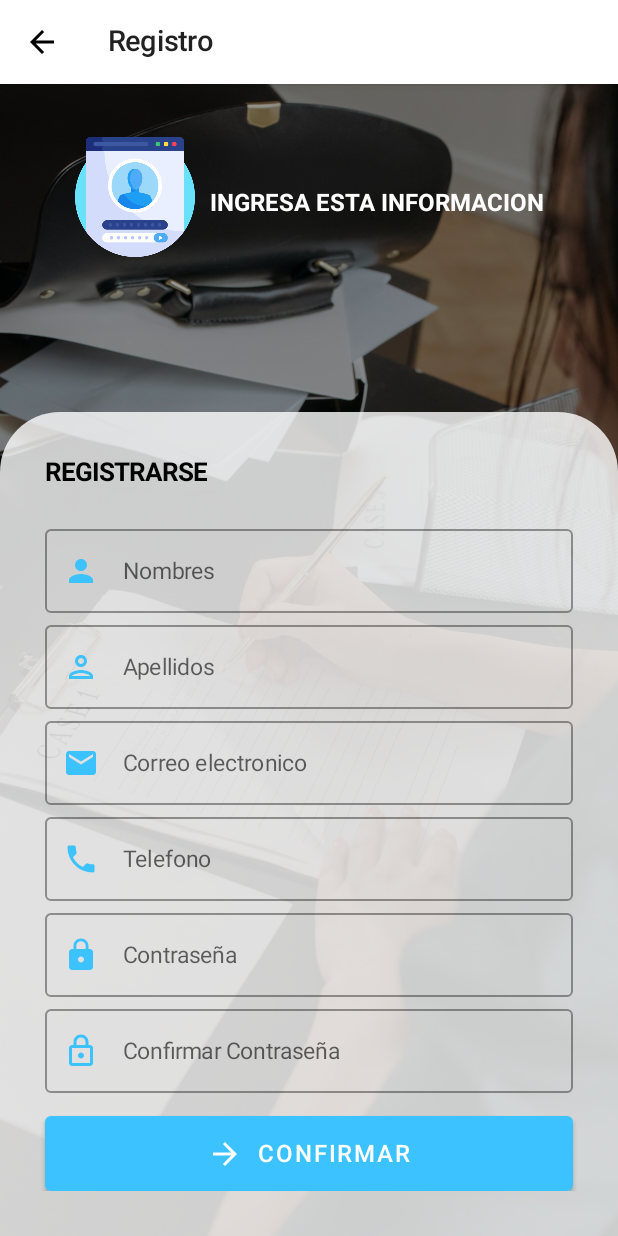
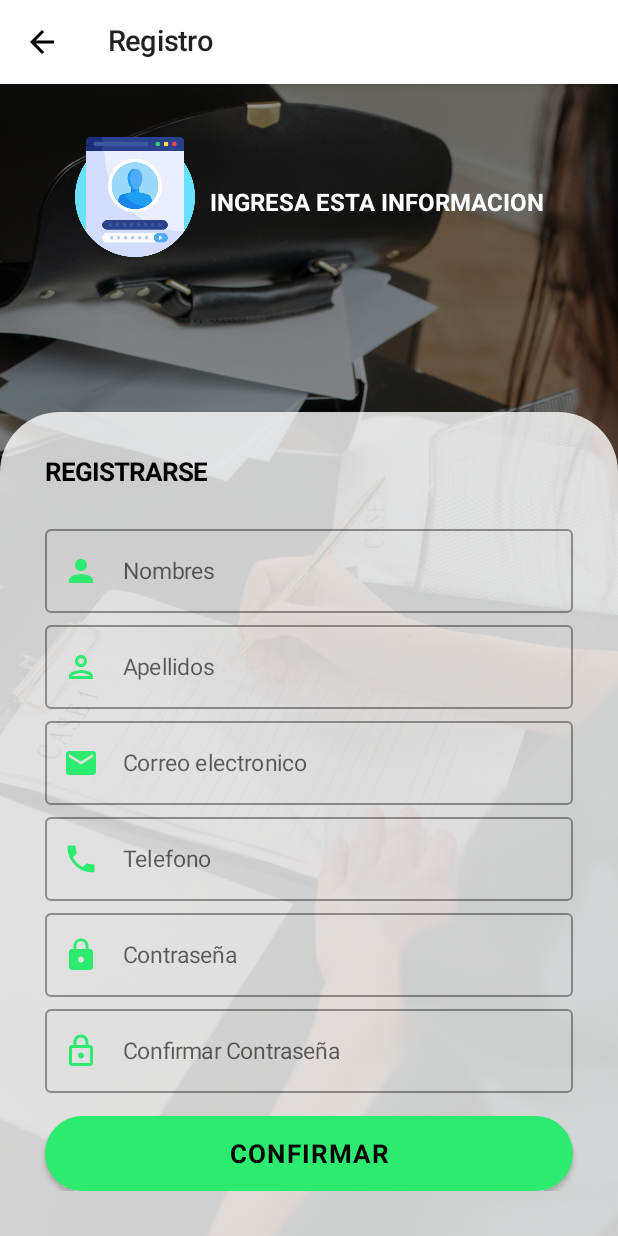
Before and after one commit to Shade7w7/Ecommerce-App-MVVM, an Android app built with Jetpack Compose: the screen it shows after launch (MainActivity), after a tap on "Registrate", on a phone screen of 412 x 824 dp. Run offline under Robolectric (Android 15) with nearby library versions, the phone set to English and light mode, and no system bars; our stand-ins replace Dagger/Hilt's generated code.

Commit message:
Se agrega el Login al proyecto

```diff
--- a/app/src/main/java/com/optic/ecommerceappmvvm/presentation/components/DefaultButton.kt
+++ b/app/src/main/java/com/optic/ecommerceappmvvm/presentation/components/DefaultButton.kt
@@ -1,6 +1,7 @@
 package com.optic.ecommerceappmvvm.presentation.components
 
 import androidx.compose.foundation.layout.*
+import androidx.compose.foundation.shape.RoundedCornerShape
 import androidx.compose.material.Button
 import androidx.compose.material.ButtonDefaults
 import androidx.compose.material.Icon
@@ -11,34 +12,30 @@ import androidx.compose.runtime.Composable
 import androidx.compose.ui.Modifier
 import androidx.compose.ui.graphics.Color
 import androidx.compose.ui.graphics.vector.ImageVector
-import androidx.compose.ui.tooling.preview.Preview
+import androidx.compose.ui.text.font.FontWeight
 import androidx.compose.ui.unit.dp
 import androidx.compose.ui.unit.sp
-import com.optic.ecommerceappmvvm.presentation.screens.auth.login.LoginScreen
-import com.optic.ecommerceappmvvm.presentation.ui.theme.Blue500
-import com.optic.ecommerceappmvvm.presentation.ui.theme.EcommerceAppMVVMTheme
+import com.optic.ecommerceappmvvm.presentation.ui.theme.Green500
 
 @Composable
 fun DefaultButton(
     modifier: Modifier,
     text: String,
     onClick: () -> Unit,
-    color: Color = Blue500,
+    color: Color = Green500,
     icon: ImageVector = Icons.Default.ArrowForward
 ) {
     Button(
         modifier = modifier.height(50.dp),
+        shape = RoundedCornerShape(40.dp),
         onClick = { onClick() },
         colors = ButtonDefaults.buttonColors(backgroundColor = color)
     ) {
-        Icon(
-            imageVector = icon,
-            contentDescription = ""
-        )
-        Spacer(modifier = Modifier.width(10.dp))
         Text(
             text = text,
-            fontSize = 16.sp
+            fontSize = 17.sp,
+            color = Color.Black,
+            fontWeight = FontWeight.Bold
         )
     }
 }
--- a/app/src/main/java/com/optic/ecommerceappmvvm/presentation/components/DefaultTextField.kt
+++ b/app/src/main/java/com/optic/ecommerceappmvvm/presentation/components/DefaultTextField.kt
@@ -1,12 +1,9 @@
 package com.optic.ecommerceappmvvm.presentation.components
 
-import androidx.compose.foundation.layout.fillMaxWidth
 import androidx.compose.foundation.text.KeyboardOptions
 import androidx.compose.material.Icon
 import androidx.compose.material.OutlinedTextField
 import androidx.compose.material.Text
-import androidx.compose.material.icons.Icons
-import androidx.compose.material.icons.filled.Email
 import androidx.compose.runtime.Composable
 import androidx.compose.ui.Modifier
 import androidx.compose.ui.graphics.vector.ImageVector
@@ -15,7 +12,7 @@ import androidx.compose.ui.text.input.PasswordVisualTransformation
 import androidx.compose.ui.text.input.VisualTransformation
 import androidx.compose.ui.unit.TextUnit
 import androidx.compose.ui.unit.sp
-import com.optic.ecommerceappmvvm.presentation.ui.theme.Blue500
+import com.optic.ecommerceappmvvm.presentation.ui.theme.Green500
 
 @Composable
 fun DefaultTextField(
@@ -44,7 +41,7 @@ fun DefaultTextField(
             Icon(
                 imageVector = icon,
                 contentDescription = "",
-                tint = Blue500
+                tint = Green500
             )
         },
         keyboardOptions = KeyboardOptions(keyboardType = keyboardType),
--- a/app/src/main/java/com/optic/ecommerceappmvvm/presentation/screens/auth/login/components/LoginContent.kt
+++ b/app/src/main/java/com/optic/ecommerceappmvvm/presentation/screens/auth/login/components/LoginContent.kt
@@ -32,6 +32,7 @@ import com.optic.ecommerceappmvvm.presentation.components.DefaultTextField
 import com.optic.ecommerceappmvvm.presentation.navigation.screen.auth.AuthScreen
 import com.optic.ecommerceappmvvm.presentation.screens.auth.login.LoginViewModel
 import com.optic.ecommerceappmvvm.presentation.ui.theme.Blue700
+import com.optic.ecommerceappmvvm.presentation.ui.theme.Green500
 
 
 @Composable
@@ -59,7 +60,7 @@ fun LoginContent(navController: NavHostController, paddingValues: PaddingValues,
             contentScale = ContentScale.Crop,
             colorFilter = ColorFilter.colorMatrix(
                 ColorMatrix().apply {
-                    setToScale(0.6f, 0.6f, 0.6f, 1f)
+                    setToScale(0.3f, 0.3f, 0.3f, 1f)
                 }
             )
         )
@@ -71,28 +72,49 @@ fun LoginContent(navController: NavHostController, paddingValues: PaddingValues,
         ) {
             Image(
                 modifier = Modifier
-                    .height(100.dp)
-                    .width(100.dp),
-                painter = painterResource(id = R.drawable.shopping_cart_blue),
+                    .height(200.dp)
+                    .width(200.dp),
+                painter = painterResource(id = R.drawable.logoagroservicios),
                 contentDescription = "Logo"
             )
             Text(
-                modifier = Modifier.padding(top = 7.dp),
-                text = "ECOMMERCE APP",
+                modifier = Modifier.padding(top = 26.dp),
+                text = "Bienvenido a",
                 fontWeight = FontWeight.Bold,
                 color = Color.White,
-                fontSize = 22.sp
+                fontSize = 26.sp
             )
+            Row(
+                modifier = Modifier
+                    .fillMaxWidth()
+                    .padding(top = 17.dp),
+                horizontalArrangement = Arrangement.Center
+            ) {
+                Text(
+                    text = "Agro",
+                    fontWeight = FontWeight.Bold,
+                    color = Color.White,
+                    fontSize = 26.sp
+                )
+                Text(
+                    modifier = Modifier.clickable { navController.navigate(route = AuthScreen.Register.route) },
+                    fontWeight = FontWeight.Bold,
+                    text = "Servicios",
+                    color = Green500,
+                    fontSize = 26.sp
+                )
+            }
             Spacer(modifier = Modifier.weight(1f))
             Card(
                 modifier = Modifier
                     .fillMaxWidth()
-                    .height(330.dp),
+                    .height(330.dp)
+                    .padding(horizontal = 10.dp),
                 shape = RoundedCornerShape(
                     topEnd = 40.dp,
                     topStart = 40.dp
                 ),
-                backgroundColor = Color.White.copy(alpha = 0.8f)
+                backgroundColor = Color.White.copy(alpha = 0.9f)
             ) {
                 Column(
                     modifier = Modifier
@@ -100,8 +122,8 @@ fun LoginContent(navController: NavHostController, paddingValues: PaddingValues,
                         .verticalScroll(rememberScrollState())
                 ) {
                     Text(
-                        modifier = Modifier.padding(bottom = 20.dp),
-                        text = "INGRESAR",
+                        modifier = Modifier.padding(bottom = 18.dp),
+                        text = "Ingresar",
                         fontWeight = FontWeight.Bold,
                         fontSize = 17.sp,
                         color = Color.Black
@@ -117,7 +139,9 @@ fun LoginContent(navController: NavHostController, paddingValues: PaddingValues,
                         keyboardType = KeyboardType.Email
                     )
                     DefaultTextField(
-                        modifier = Modifier.fillMaxWidth(),
+                        modifier = Modifier
+                            .fillMaxWidth()
+                            .padding(bottom = 10.dp),
                         value = state.password,
                         onValueChange = { text ->
                             vm.onPasswordInput(text)
@@ -132,8 +156,9 @@ fun LoginContent(navController: NavHostController, paddingValues: PaddingValues,
                         modifier = Modifier
                             .fillMaxWidth()
                             .height(50.dp),
-                        text = "LOGIN",
+                        text = "Entrar",
                         onClick = { vm.login() },
+                        color = Green500
                     )
                     Spacer(modifier = Modifier.height(10.dp))
                     Row(
@@ -143,14 +168,15 @@ fun LoginContent(navController: NavHostController, paddingValues: PaddingValues,
                         horizontalArrangement = Arrangement.Center
                     ) {
                         Text(
-//                           modifier = Modifier.padding(end = 6.dp),
-                            text = "¿No tienes cuenta?"
+                            text = "¿No tienes cuenta?",
+                            fontWeight = FontWeight.Bold
                         )
                         Spacer(modifier = Modifier.width(6.dp))
                         Text(
                             modifier = Modifier.clickable { navController.navigate(route = AuthScreen.Register.route) },
                             text = "Registrate",
-                            color = Blue700
+                            color = Green500,
+                            fontWeight = FontWeight.Bold
                         )
                     }
                 }
--- a/app/src/main/java/com/optic/ecommerceappmvvm/presentation/ui/theme/Color.kt
+++ b/app/src/main/java/com/optic/ecommerceappmvvm/presentation/ui/theme/Color.kt
@@ -7,7 +7,7 @@ val Purple500 = Color(0xFF6200EE)
 val Purple700 = Color(0xFF3700B3)
 val Teal200 = Color(0xFF03DAC5)
 val Blue200 = Color(0xFFB3E5FC)
-val Blue500 = Color(0xFF3CC2FF)
+val Green500 = Color(0xFF2DEB6F)
 val Blue700 = Color(0xFF0288D1)
 val Teal500 = Color(0xFFA3E794)
 val Gray100 = Color(0xFFF0F0F0)
--- a/app/src/main/java/com/optic/ecommerceappmvvm/presentation/ui/theme/Theme.kt
+++ b/app/src/main/java/com/optic/ecommerceappmvvm/presentation/ui/theme/Theme.kt
@@ -13,7 +13,7 @@ private val DarkColorPalette = darkColors(
 )
 
 private val LightColorPalette = lightColors(
-    primary = Blue500,
+    primary = Green500,
     primaryVariant = Blue700,
     secondary = Teal500
 
--- a/build.gradle
+++ b/build.gradle
@@ -4,8 +4,8 @@ buildscript {
     }
 }// Top-level build file where you can add configuration options common to all sub-projects/modules.
 plugins {
-    id 'com.android.application' version '7.3.1' apply false
-    id 'com.android.library' version '7.3.1' apply false
+    id 'com.android.application' version '7.4.2' apply false
+    id 'com.android.library' version '7.4.2' apply false
     id 'org.jetbrains.kotlin.android' version '1.7.0' apply false
     id("com.google.dagger.hilt.android") version "2.44" apply false
 }
```
Also changed, not shown: app/src/main/res/drawable/logoagroservicios.png (added), app/src/main/res/drawable/shopping_cart_blue.png (deleted), 1 other file.
